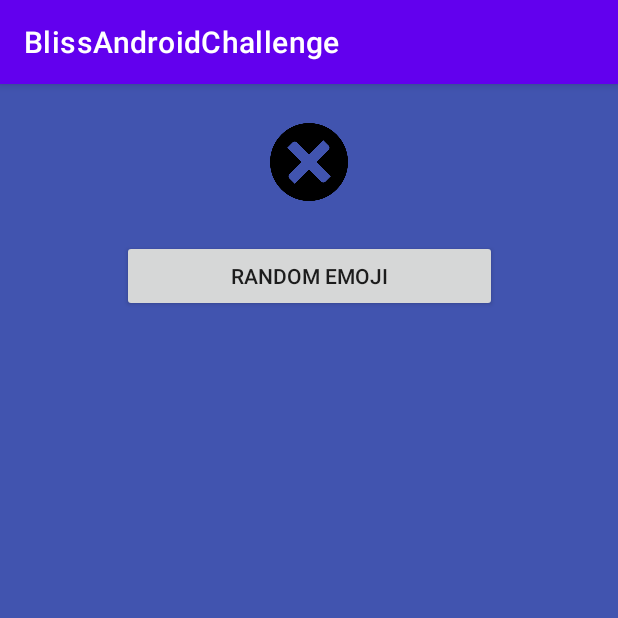
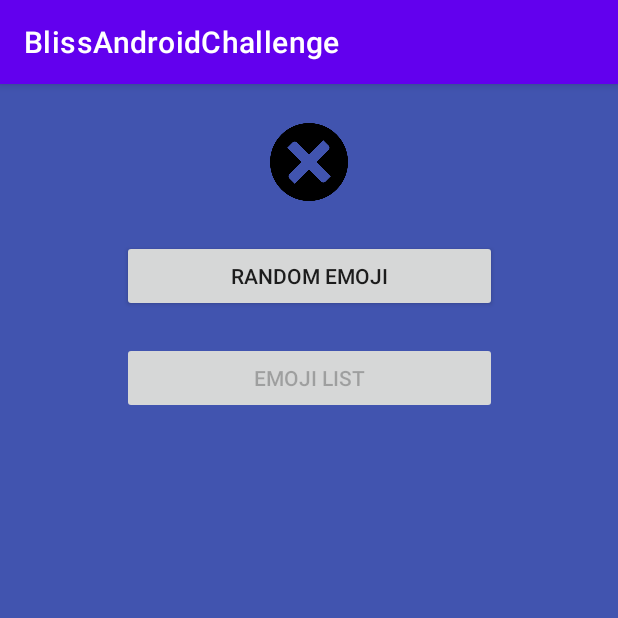
Before and after one commit to DenisLima/BlissApplicationAndroid, an Android app: the screen it shows after launch (MainActivity), on a phone screen of 412 x 824 dp, the top half of it. Run offline under Robolectric (Android 15) with nearby library versions, the phone set to English and light mode, and no system bars; our stand-ins replace Room's generated code; pictures from the network do not load.

Commit message:
Created emoji list layout Created logic to button emoji list

```diff
--- a/app/src/main/AndroidManifest.xml
+++ b/app/src/main/AndroidManifest.xml
@@ -20,6 +20,8 @@
                 <category android:name="android.intent.category.LAUNCHER" />
             </intent-filter>
         </activity>
+
+        <activity android:name=".ui.list.ListActivity"/>
     </application>
 
 </manifest>
--- a/app/src/main/java/com/bliss/blissandroidchallenge/App.kt
+++ b/app/src/main/java/com/bliss/blissandroidchallenge/App.kt
@@ -3,7 +3,7 @@ package com.bliss.blissandroidchallenge
 import android.app.Application
 import com.bliss.blissandroidchallenge.data.di.dataModule
 import com.bliss.blissandroidchallenge.domain.di.domainModule
-import com.bliss.blisschallengeandroid.ui.di.presentationModule
+import com.bliss.blissandroidchallenge.ui.di.presentationModule
 import org.koin.android.ext.koin.androidContext
 import org.koin.core.context.startKoin
 
--- a/app/src/main/java/com/bliss/blissandroidchallenge/ui/di/presentationModule.kt
+++ b/app/src/main/java/com/bliss/blissandroidchallenge/ui/di/presentationModule.kt
@@ -1,5 +1,6 @@
-package com.bliss.blisschallengeandroid.ui.di
+package com.bliss.blissandroidchallenge.ui.di
 
+import com.bliss.blissandroidchallenge.ui.list.ListActivityViewModel
 import com.bliss.blissandroidchallenge.ui.main.MainActivityViewModel
 import org.koin.androidx.viewmodel.dsl.viewModel
 import org.koin.dsl.module
@@ -9,4 +10,8 @@ val presentationModule = module {
     viewModel {
         MainActivityViewModel(get())
     }
+
+    viewModel {
+        ListActivityViewModel(get())
+    }
 }
--- a/app/src/main/java/com/bliss/blissandroidchallenge/ui/main/MainActivity.kt
+++ b/app/src/main/java/com/bliss/blissandroidchallenge/ui/main/MainActivity.kt
@@ -1,9 +1,11 @@
 package com.bliss.blissandroidchallenge.ui.main
 
+import android.content.Intent
 import androidx.appcompat.app.AppCompatActivity
 import android.os.Bundle
 import androidx.lifecycle.observe
 import com.bliss.blissandroidchallenge.R
+import com.bliss.blissandroidchallenge.ui.list.ListActivity
 import com.bumptech.glide.Glide
 import kotlinx.android.synthetic.main.activity_main.*
 import org.koin.androidx.viewmodel.ext.android.viewModel
@@ -15,6 +17,7 @@ class MainActivity : AppCompatActivity() {
         super.onCreate(savedInstanceState)
         setContentView(R.layout.activity_main)
 
+        viewModel.checkCacheData()
         initComponents()
         prepareObservers()
     }
@@ -25,6 +28,11 @@ class MainActivity : AppCompatActivity() {
             viewModel.fetchEmojis()
         }
 
+        btnEmojiList.setOnClickListener {
+            val intent = Intent(this, ListActivity::class.java)
+            startActivity(intent)
+        }
+
     }
 
     private fun prepareObservers() {
@@ -33,6 +41,11 @@ class MainActivity : AppCompatActivity() {
             Glide.with(applicationContext)
                 .load(it)
                 .into(ivEmoji)
+            btnEmojiList.isEnabled = true
+        }
+
+        viewModel.getButtonStatus().observe(this) {
+            btnEmojiList.isEnabled = it
         }
 
     }
--- a/app/src/main/java/com/bliss/blissandroidchallenge/ui/main/MainActivityViewModel.kt
+++ b/app/src/main/java/com/bliss/blissandroidchallenge/ui/main/MainActivityViewModel.kt
@@ -18,11 +18,28 @@ class MainActivityViewModel(
     private val emojisList = MutableLiveData<Resource<List<EmojiEntity>>>()
     fun getEmojisList(): LiveData<Resource<List<EmojiEntity>>> = emojisList
 
-    private val mustShowErrorLv = MutableLiveData<String>()
-    fun isMustShowError(): LiveData<String> = mustShowErrorLv
-
     private val randomUrlEmoji = MutableLiveData<String>()
     fun getRandomPosition(): LiveData<String> = randomUrlEmoji
+
+    private val buttonStatusLv = MutableLiveData<Boolean>()
+    fun getButtonStatus(): LiveData<Boolean> = buttonStatusLv
+
+    fun checkCacheData() {
+
+        viewModelScope.launch {
+            try {
+
+                val emojisFromDb = mainUseCases.getEmojisFromDb()
+                if (emojisFromDb.isEmpty()) {
+                    buttonStatusLv.postValue(false)
+                } else {
+                    buttonStatusLv.postValue(true)
+                }
+            } catch (e: Exception) {
+                buttonStatusLv.postValue(false)
+            }
+        }
+    }
 
     fun fetchEmojis() {
 
@@ -55,7 +72,6 @@ class MainActivityViewModel(
 
             } catch (e: Exception){
                 emojisList.postValue(Resource.error("Something Went Wrong", null))
-                mustShowErrorLv.postValue(e.message)
                 Log.e("EROO", e.message.toString())
             }
         }
--- /dev/null
+++ b/app/src/main/res/drawable/rounded_border.xml
@@ -0,0 +1,5 @@
+<?xml version="1.0" encoding="UTF-8"?>
+<shape xmlns:android="http://schemas.android.com/apk/res/android">
+    <stroke android:width="3dip" android:color="#B1BCBE" />
+    <corners android:radius="10dip"/>
+</shape>
--- a/app/src/main/res/layout/activity_main.xml
+++ b/app/src/main/res/layout/activity_main.xml
@@ -15,7 +15,8 @@
         app:layout_constraintTop_toTopOf="parent"
         app:layout_constraintStart_toStartOf="parent"
         app:layout_constraintEnd_toEndOf="parent"
-        android:src="@drawable/emp_icon"/>
+        android:src="@drawable/emp_icon"
+        android:contentDescription="@string/image_main_content"/>
 
     <androidx.appcompat.widget.AppCompatButton
         android:id="@+id/btnEmoji"
@@ -27,5 +28,16 @@
         app:layout_constraintStart_toStartOf="parent"
         app:layout_constraintTop_toBottomOf="@id/ivEmoji" />
 
+    <androidx.appcompat.widget.AppCompatButton
+        android:id="@+id/btnEmojiList"
+        android:layout_width="250dp"
+        android:layout_height="wrap_content"
+        android:layout_marginTop="20dp"
+        android:text="@string/button_text_list"
+        android:enabled="false"
+        app:layout_constraintEnd_toEndOf="@+id/btnEmoji"
+        app:layout_constraintStart_toStartOf="@+id/btnEmoji"
+        app:layout_constraintTop_toBottomOf="@id/btnEmoji" />
+
 
 </androidx.constraintlayout.widget.ConstraintLayout>
--- a/app/src/main/res/values/strings.xml
+++ b/app/src/main/res/values/strings.xml
@@ -5,4 +5,8 @@
     <string name="button_text_list">Emoji List</string>
     <string name="button_text_list_avatar">Avatar List</string>
     <string name="button_text_googler">Google Repos</string>
+
+    <!-- Content Description -->
+    <string name="image_main_content">Emoji Image</string>
+    <string name="image_list_content">Emoji Image</string>
 </resources>
```
Also changed, not shown: app/src/main/java/com/bliss/blissandroidchallenge/ui/list/ListActivity.kt (added, +68 -0 lines), app/src/main/java/com/bliss/blissandroidchallenge/ui/list/ListActivityViewModel.kt (added, +38 -0 lines), app/src/main/java/com/bliss/blissandroidchallenge/ui/list/adapter/ListAdapter.kt (added, +37 -0 lines), app/src/main/java/com/bliss/blissandroidchallenge/ui/list/adapter/ListHolder.kt (added, +28 -0 lines), app/src/main/res/layout/activity_list.xml (added, +30 -0 lines), app/src/main/res/layout/item_emoji_list.xml (added, +30 -0 lines).
